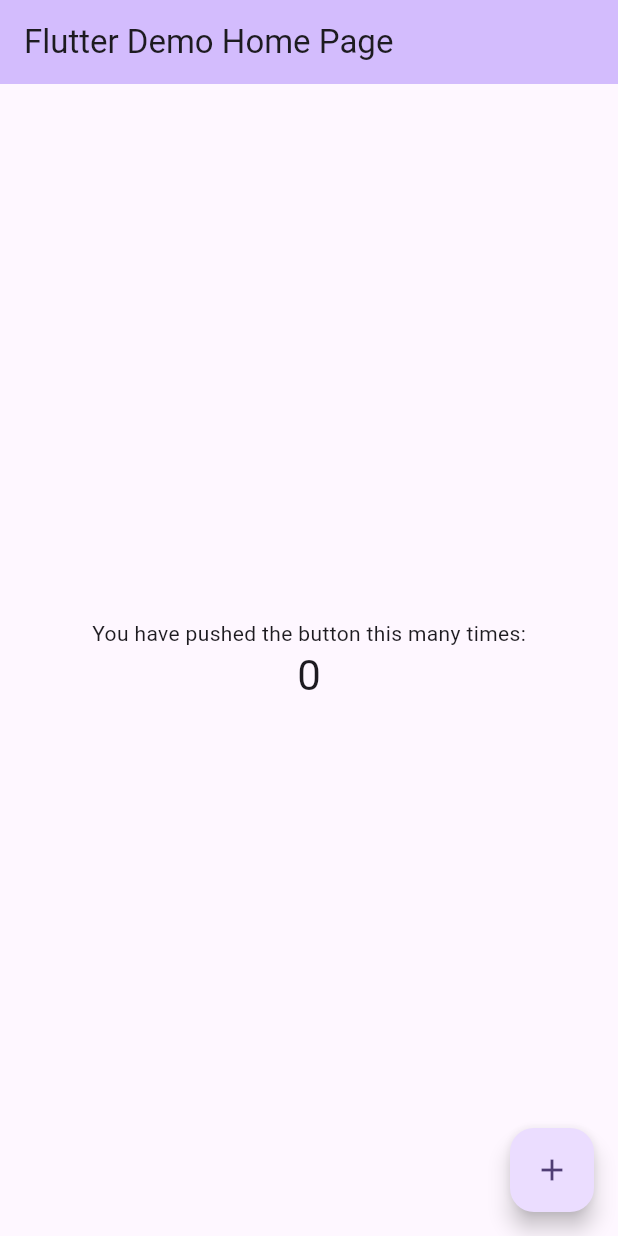
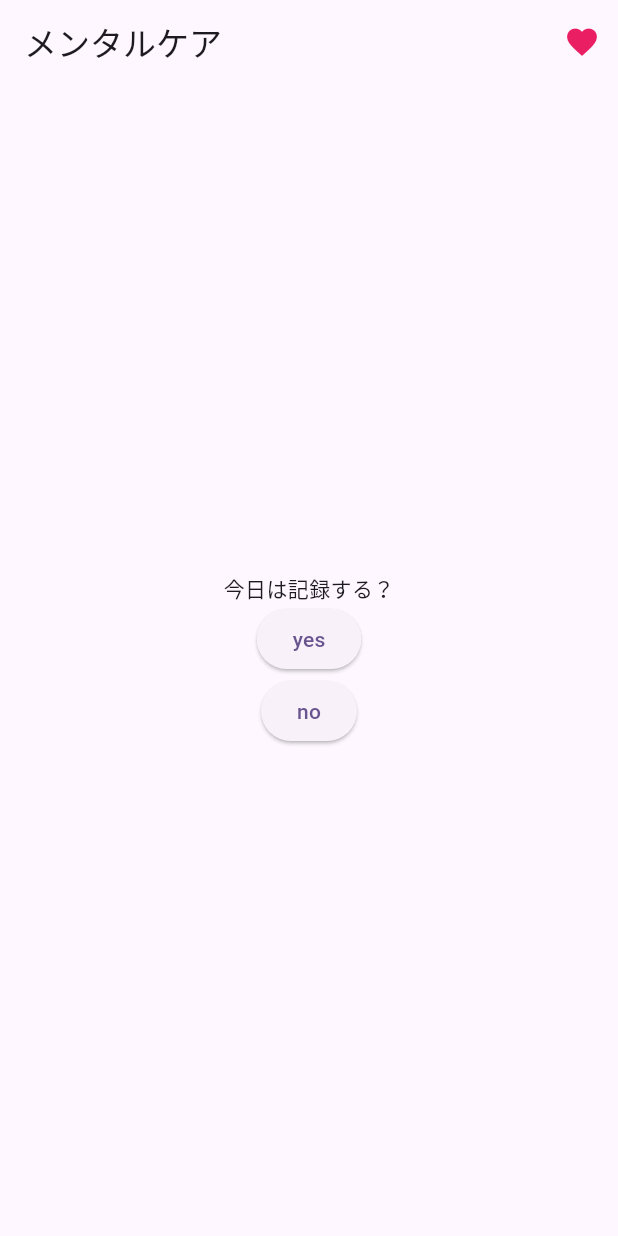
Before and after one commit to Sattsunn/mentalselfcare_app_100pro, a Flutter app: the screen it shows after launch, on a phone screen of 412 x 824 dp. Run offline on Flutter 3.47's test engine with Material 2 defaults, Android fonts, the light colour scheme and no system bars; our stand-ins replace sqflite, sqflite_common_ffi; accounts and stored records are empty.

Commit message:
ひな形完成

```diff
--- /dev/null
+++ b/lib/home.dart
@@ -0,0 +1,49 @@
+import 'package:flutter/material.dart';
+import 'package:mentalselfcare_app_100pro/log.dart';
+import 'package:mentalselfcare_app_100pro/feel.dart';
+import 'package:mentalselfcare_app_100pro/skip.dart';
+
+class HomePage extends StatelessWidget {
+  @override
+  Widget build(BuildContext context) {
+    return Scaffold(
+        appBar: AppBar(
+          title: const Text('メンタルケア'),
+          actions: [
+            IconButton(
+                onPressed: () {
+                  Navigator.push(context,
+                      MaterialPageRoute(builder: (context) => LogPage()));
+                },
+                icon: const Icon(Icons.favorite),
+                color: Colors.pink),
+          ],
+        ),
+        body: Center(
+          child: Column(
+            mainAxisAlignment: MainAxisAlignment.center,
+            children: [
+              const Text('今日は記録する？'),
+              //yes
+              ElevatedButton(
+                onPressed: () {
+                  //ボタンをしたら遷移のコード
+                  Navigator.push(context,
+                      MaterialPageRoute(builder: (context) => FeelPage()));
+                },
+                child: const Text('yes'),
+              ),
+              //no
+              ElevatedButton(
+                onPressed: () {
+                  //ボタンをしたら遷移のコード
+                  Navigator.push(context,
+                      MaterialPageRoute(builder: (context) => SkipPage()));
+                },
+                child: const Text('no'),
+              ),
+            ],
+          ),
+        ));
+  }
+}
--- a/lib/main.dart
+++ b/lib/main.dart
@@ -1,125 +1,29 @@
 import 'package:flutter/material.dart';
+import 'package:sqflite/sqflite.dart';
+import 'package:sqflite_common_ffi/sqflite_ffi.dart';
+import 'home.dart';
 
 void main() {
+  databaseFactory = databaseFactoryFfi;
+  WidgetsFlutterBinding.ensureInitialized();
+  sqfliteFfiInit();
   runApp(const MyApp());
 }
 
 class MyApp extends StatelessWidget {
-  const MyApp({super.key});
+  const MyApp({Key? key}) : super(key: key);
 
   // This widget is the root of your application.
   @override
   Widget build(BuildContext context) {
     return MaterialApp(
+      debugShowCheckedModeBanner: false,
       title: 'Flutter Demo',
       theme: ThemeData(
-        // This is the theme of your application.
-        //
-        // TRY THIS: Try running your application with "flutter run". You'll see
-        // the application has a blue toolbar. Then, without quitting the app,
-        // try changing the seedColor in the colorScheme below to Colors.green
-        // and then invoke "hot reload" (save your changes or press the "hot
-        // reload" button in a Flutter-supported IDE, or press "r" if you used
-        // the command line to start the app).
-        //
-        // Notice that the counter didn't reset back to zero; the application
-        // state is not lost during the reload. To reset the state, use hot
-        // restart instead.
-        //
-        // This works for code too, not just values: Most code changes can be
-        // tested with just a hot reload.
         colorScheme: ColorScheme.fromSeed(seedColor: Colors.deepPurple),
         useMaterial3: true,
       ),
-      home: const MyHomePage(title: 'Flutter Demo Home Page'),
+      home: HomePage(),
     );
   }
 }
-
-class MyHomePage extends StatefulWidget {
-  const MyHomePage({super.key, required this.title});
-
-  // This widget is the home page of your application. It is stateful, meaning
-  // that it has a State object (defined below) that contains fields that affect
-  // how it looks.
-
-  // This class is the configuration for the state. It holds the values (in this
-  // case the title) provided by the parent (in this case the App widget) and
-  // used by the build method of the State. Fields in a Widget subclass are
-  // always marked "final".
-
-  final String title;
-
-  @override
-  State<MyHomePage> createState() => _MyHomePageState();
-}
-
-class _MyHomePageState extends State<MyHomePage> {
-  int _counter = 0;
-
-  void _incrementCounter() {
-    setState(() {
-      // This call to setState tells the Flutter framework that something has
-      // changed in this State, which causes it to rerun the build method below
-      // so that the display can reflect the updated values. If we changed
-      // _counter without calling setState(), then the build method would not be
-      // called again, and so nothing would appear to happen.
-      _counter++;
-    });
-  }
-
-  @override
-  Widget build(BuildContext context) {
-    // This method is rerun every time setState is called, for instance as done
-    // by the _incrementCounter method above.
-    //
-    // The Flutter framework has been optimized to make rerunning build methods
-    // fast, so that you can just rebuild anything that needs updating rather
-    // than having to individually change instances of widgets.
-    return Scaffold(
-      appBar: AppBar(
-        // TRY THIS: Try changing the color here to a specific color (to
-        // Colors.amber, perhaps?) and trigger a hot reload to see the AppBar
-        // change color while the other colors stay the same.
-        backgroundColor: Theme.of(context).colorScheme.inversePrimary,
-        // Here we take the value from the MyHomePage object that was created by
-        // the App.build method, and use it to set our appbar title.
-        title: Text(widget.title),
-      ),
-      body: Center(
-        // Center is a layout widget. It takes a single child and positions it
-        // in the middle of the parent.
-        child: Column(
-          // Column is also a layout widget. It takes a list of children and
-          // arranges them vertically. By default, it sizes itself to fit its
-          // children horizontally, and tries to be as tall as its parent.
-          //
-          // Column has various properties to control how it sizes itself and
-          // how it positions its children. Here we use mainAxisAlignment to
-          // center the children vertically; the main axis here is the vertical
-          // axis because Columns are vertical (the cross axis would be
-          // horizontal).
-          //
-          // TRY THIS: Invoke "debug painting" (choose the "Toggle Debug Paint"
-          // action in the IDE, or press "p" in the console), to see the
-          // wireframe for each widget.
-          mainAxisAlignment: MainAxisAlignment.center,
-          children: <Widget>[
-            const Text(
-              'You have pushed the button this many times:',
-            ),
-            Text(
-              '$_counter',
-              style: Theme.of(context).textTheme.headlineMedium,
-            ),
-          ],
-        ),
-      ),
-      floatingActionButton: FloatingActionButton(
-        onPressed: _incrementCounter,
-        tooltip: 'Increment',
-        child: const Icon(Icons.add),
-      ), // This trailing comma makes auto-formatting nicer for build methods.
-    );
-  }
-}
--- a/pubspec.yaml
+++ b/pubspec.yaml
@@ -35,6 +35,8 @@ dependencies:
   # The following adds the Cupertino Icons font to your application.
   # Use with the CupertinoIcons class for iOS style icons.
   cupertino_icons: ^1.0.2
+  sqflite: ^2.3.0
+  sqflite_common_ffi: ^2.3.0+2
 
 dev_dependencies:
   flutter_test:
```
Also changed, not shown: lib/db_helper.dart (added, +58 -0 lines), lib/feel.dart (added, +38 -0 lines), lib/log.dart (added, +175 -0 lines), lib/skip.dart (added, +24 -0 lines), pubspec.lock, 1 other file.
